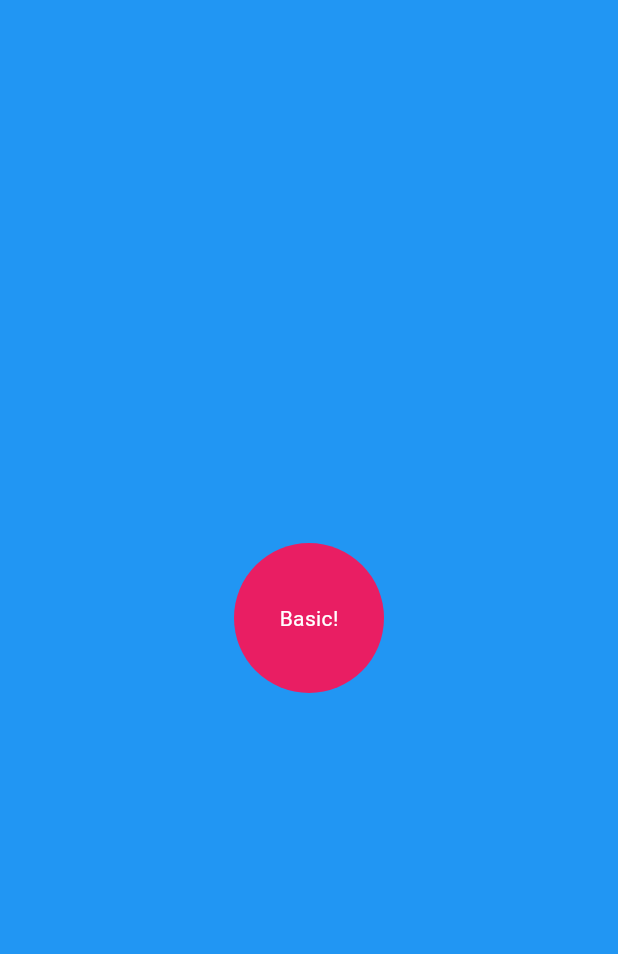
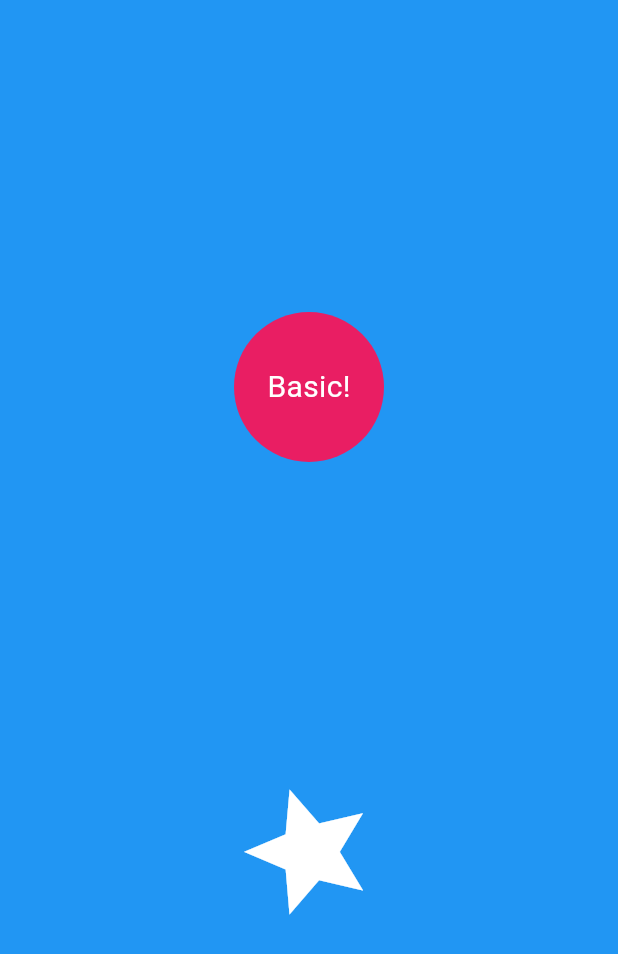
Before and after one commit to Prathamesh-1011/Animdo-App, a Flutter app: the screen it shows after launch, on a phone screen of 412 x 824 dp. Shown: the top 954 px of the screen. Run offline on Flutter 3.47's test engine with Material 3 defaults, Android fonts, the phone set to English and light mode, and no system bars.

Commit message:
Animation Controller

```diff
--- a/lib/pages/home_page.dart
+++ b/lib/pages/home_page.dart
@@ -1,4 +1,6 @@
 // ignore_for_file: no_leading_underscores_for_local_identifiers
+
+import 'dart:math';
 
 import 'package:flutter/material.dart';
 
@@ -9,10 +11,25 @@ class HomePage extends StatefulWidget {
   }
 }
 
-class _HomePageState extends State<HomePage> {
+class _HomePageState extends State<HomePage>
+    with SingleTickerProviderStateMixin {
   double _buttonRadius = 100;
 
   final Tween<double> _backgroundScale = Tween<double>(begin: 0.0, end: 1.0);
+
+  AnimationController? _starIconAnimationController;
+
+  @override
+  void initState() {
+    super.initState();
+    _starIconAnimationController = AnimationController(
+      vsync: this,
+      duration: const Duration(
+        seconds: 4,
+      ),
+    );
+    _starIconAnimationController!.repeat();
+  }
 
   @override
   Widget build(BuildContext context) {
@@ -22,7 +39,15 @@ class _HomePageState extends State<HomePage> {
           clipBehavior: Clip.none,
           children: [
             _pageBackground(),
-            _circularAnimationButton(),
+            Column(
+              mainAxisAlignment: MainAxisAlignment.spaceEvenly,
+              mainAxisSize: MainAxisSize.max,
+              crossAxisAlignment: CrossAxisAlignment.center,
+              children: [
+                _circularAnimationButton(),
+                _starIcon(),
+              ],
+            ),
           ],
         ),
       ),
@@ -68,6 +93,7 @@ class _HomePageState extends State<HomePage> {
               "Basic!",
               style: TextStyle(
                 color: Colors.white,
+                fontSize: 20,
               ),
             ),
           ),
@@ -75,4 +101,21 @@ class _HomePageState extends State<HomePage> {
       ),
     );
   }
+
+  Widget _starIcon() {
+    return AnimatedBuilder(
+      animation: _starIconAnimationController!.view,
+      builder: (_buildContext, _child) {
+        return Transform.rotate(
+          angle: _starIconAnimationController!.value * 2 * pi,
+          child: _child,
+        );
+      },
+      child: const Icon(
+        Icons.star,
+        size: 100,
+        color: Colors.white,
+      ),
+    );
+  }
 }
```
